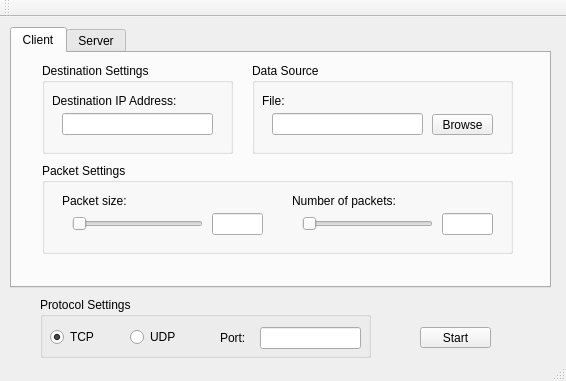
Old version of the form mainwindow.ui in the repository tnightingale/4985-A2.
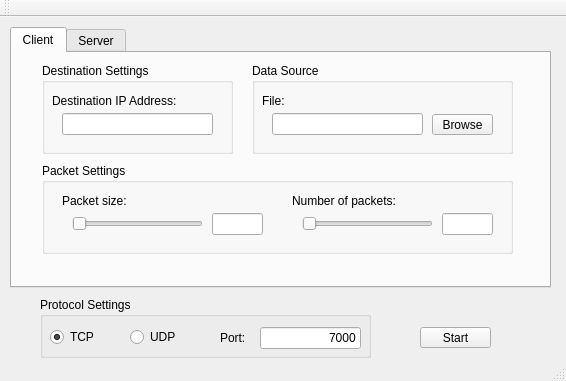
New version of the form.

```diff
--- a/mainwindow.ui
+++ b/mainwindow.ui
@@ -297,6 +297,12 @@
        <height>22</height>
       </rect>
      </property>
+     <property name="text">
+      <string>7000</string>
+     </property>
+     <property name="alignment">
+      <set>Qt::AlignRight|Qt::AlignTrailing|Qt::AlignVCenter</set>
+     </property>
     </widget>
     <widget class="QLabel" name="port_label">
      <property name="geometry">
```
Left out of the diff: 11 changed lines with no effect on the pictures.
